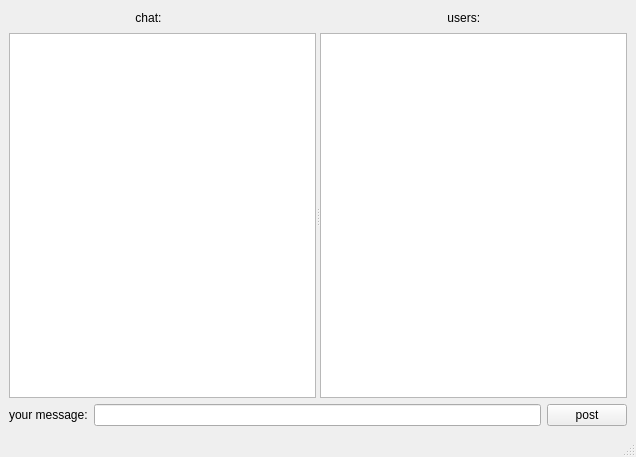
First picture: the form in client/client/sources/mainwindow.ui, repository AlexeyShumkin/QChat, before the edit.
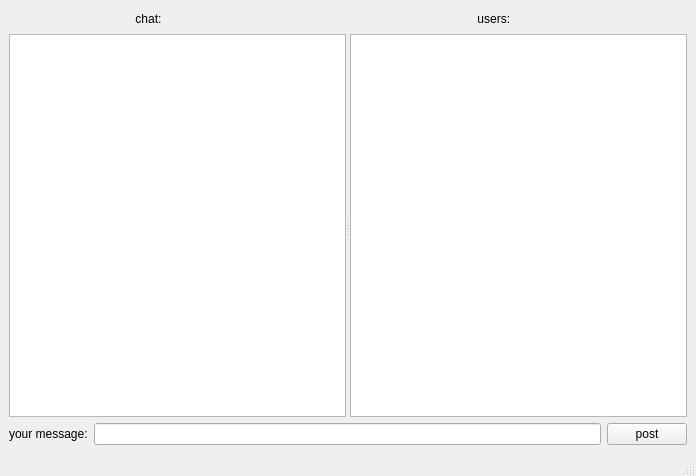
Second picture: the form after the edit.

Diff of the .ui file:
```diff
--- a/client/client/sources/mainwindow.ui
+++ b/client/client/sources/mainwindow.ui
@@ -6,8 +6,8 @@
    <rect>
     <x>0</x>
     <y>0</y>
-    <width>636</width>
-    <height>457</height>
+    <width>696</width>
+    <height>476</height>
    </rect>
   </property>
   <property name="windowTitle">
@@ -15,6 +15,9 @@
   </property>
   <widget class="QWidget" name="centralwidget">
    <layout class="QVBoxLayout" name="verticalLayout" stretch="1,20,0">
+    <property name="sizeConstraint">
+     <enum>QLayout::SetMinimumSize</enum>
+    </property>
     <item>
      <layout class="QHBoxLayout" name="horizontalLayout_3">
       <item>
```
Left out of the diff: 2 changed lines with no effect on the pictures.
